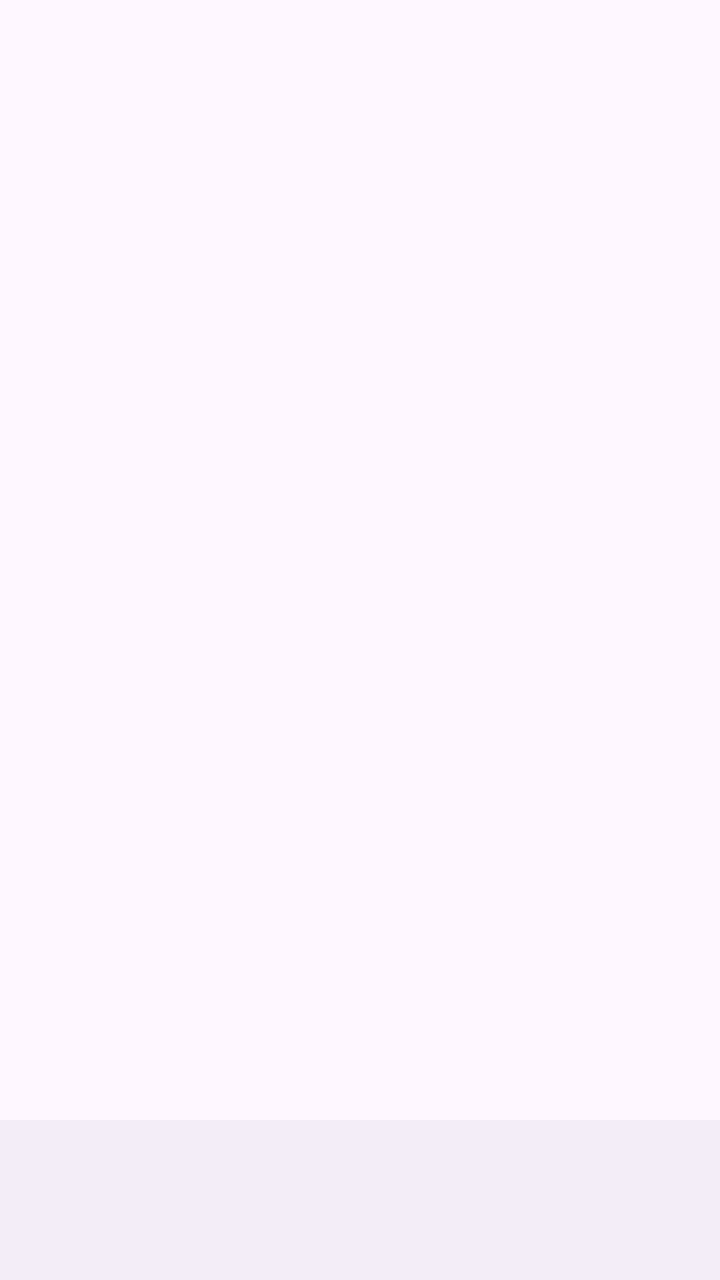
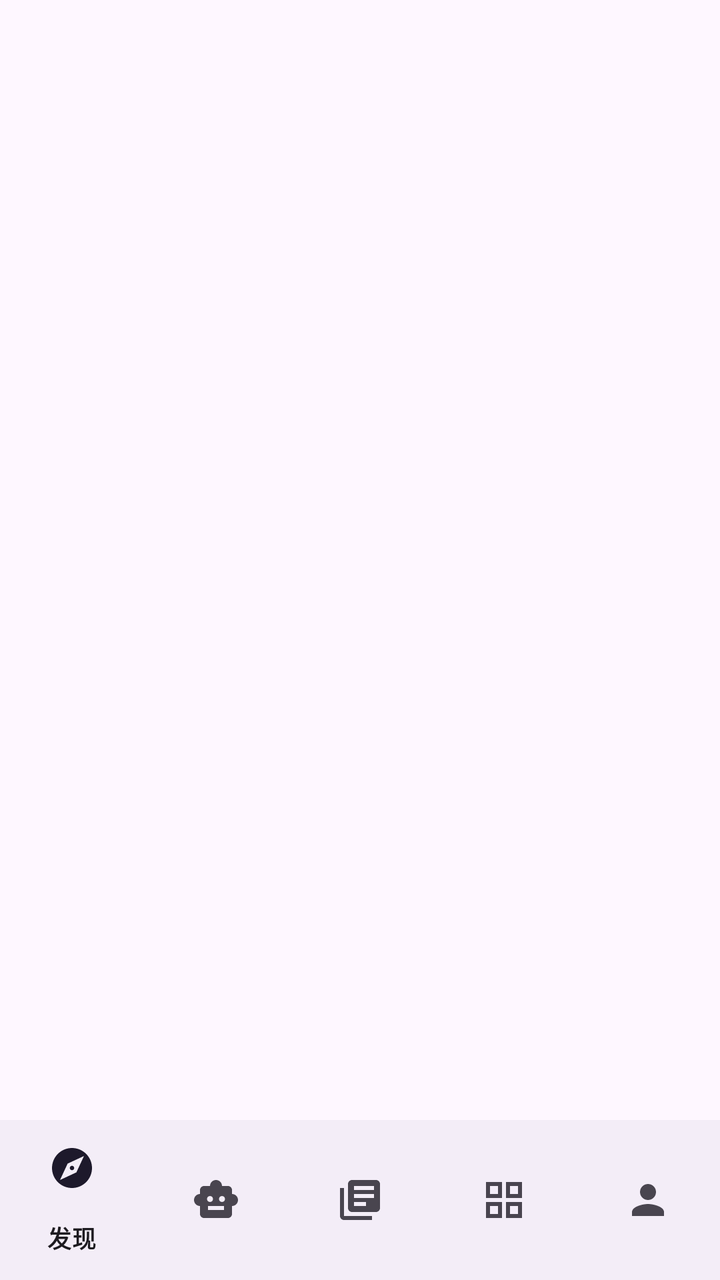

Screens rendered from an Android XML layout before and after an edit, with the pre-edit source and the edit as a unified diff.
<!-- AndroidManifest.xml: application theme Theme.ThirdHub -->
<!-- res/layout/activity_main.xml -->
<?xml version="1.0" encoding="utf-8"?>
<LinearLayout xmlns:android="http://schemas.android.com/apk/res/android"
    android:layout_width="match_parent"
    android:layout_height="match_parent"
    android:orientation="vertical">

    <FrameLayout
        android:id="@+id/fragmentContainer"
        android:layout_width="match_parent"
        android:layout_height="0dp"
        android:layout_weight="1" />

    <com.google.android.material.bottomnavigation.BottomNavigationView
        android:id="@+id/bottomNav"
        android:layout_width="match_parent"
        android:layout_height="wrap_content"
        app:menu="@menu/bottom_nav"
        xmlns:app="http://schemas.android.com/apk/res/android" />
</LinearLayout>
<!-- resources referenced by this layout -->
<resources>
  <style name="Theme.ThirdHub" parent="Theme.Material3.DayNight.NoActionBar">
          <item name="colorPrimary">@color/th_primary</item>
          <item name="colorOnPrimary">@color/white</item>
          <item name="colorSecondary">@color/th_primary</item>
          <item name="android:statusBarColor">@android:color/transparent</item>
          <item name="android:windowLightStatusBar">?attr/isLightTheme</item>
      </style>
  <color name="th_primary">#3B5BFD</color>
  <color name="white">#FFFFFFFF</color>
</resources>

<!-- the commit's change to res/layout/activity_main.xml (unified diff, before → after) -->
@@ -1,5 +1,6 @@
 <?xml version="1.0" encoding="utf-8"?>
 <LinearLayout xmlns:android="http://schemas.android.com/apk/res/android"
+    xmlns:app="http://schemas.android.com/apk/res-auto"
     android:layout_width="match_parent"
     android:layout_height="match_parent"
     android:orientation="vertical">
@@ -14,6 +15,5 @@
         android:id="@+id/bottomNav"
         android:layout_width="match_parent"
         android:layout_height="wrap_content"
-        app:menu="@menu/bottom_nav"
-        xmlns:app="http://schemas.android.com/apk/res/android" />
+        app:menu="@menu/bottom_nav" />
 </LinearLayout>
